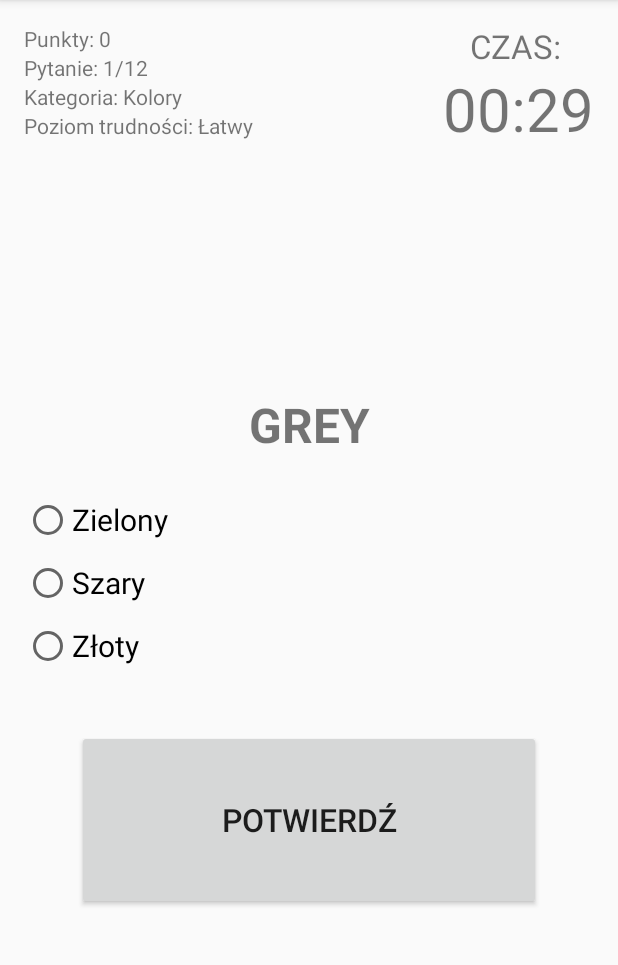
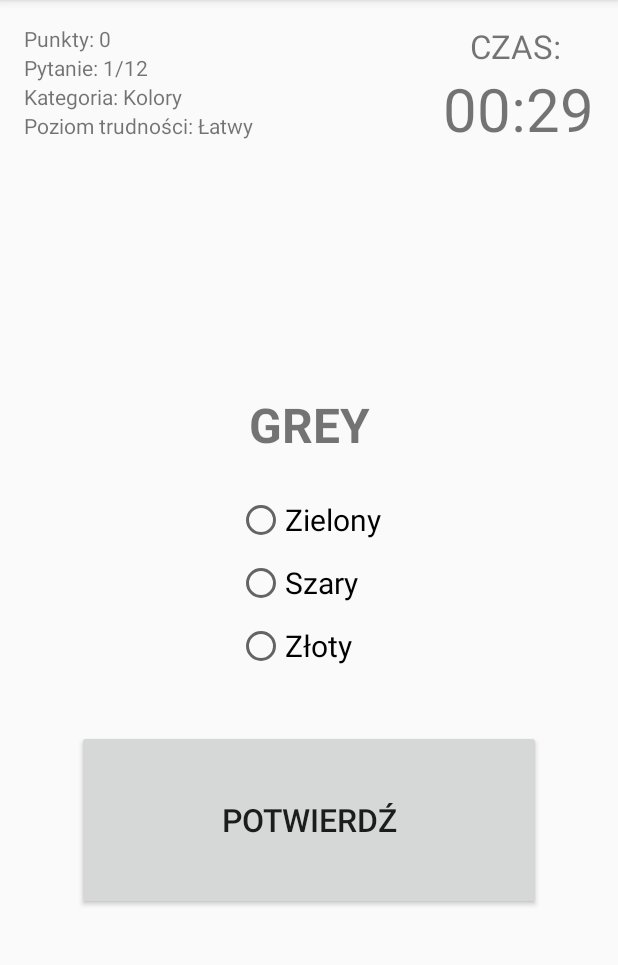
Before and after one commit to Presariio/Inglisz, an Android app: the screen it shows after launch (QuizActivity), after a tap on "ROZPOCZNIJ QUIZ", on a phone screen of 412 x 824 dp, the part 84-1049 px from its top. Run offline under Robolectric (Android 15) with nearby library versions, the phone set to English and light mode, and no system bars.

```diff
--- a/app/src/main/java/com/example/myapplication/Category.java
+++ b/app/src/main/java/com/example/myapplication/Category.java
@@ -1,7 +1,7 @@
 package com.example.myapplication;
 
 import androidx.annotation.NonNull;
-
+//PRZYPISANIE NUMERU ID DO KAŻDEJ KATEGORII
 public class Category {
     public static final int KOLORY = 1;
     public static final int ZWIERZETA = 2;
@@ -21,11 +21,11 @@ public class Category {
     public Category() {
 
     }
-
+    //KONSTRUKTOR KATEGORII
     public Category(String name) {
         this.name = name;
     }
-
+    //GETTERY I SETTERY
     public int getId() {
         return id;
     }
--- a/app/src/main/java/com/example/myapplication/QuizContract.java
+++ b/app/src/main/java/com/example/myapplication/QuizContract.java
@@ -6,12 +6,12 @@ public final class QuizContract {
 
     private QuizContract() {
     }
-
+    //MIEJSCE NA WSZYSTKIE PYTANIA
     public static class CategoriesTable implements BaseColumns {
         public static final String TABLE_NAME = "quiz_categories";
         public static final String COLUMN_NAME = "name";
     }
-
+    //WŁAŚCIWOŚCI PYTANIA
     public static class QuestionsTable implements BaseColumns {
         public static final String TABLE_NAME = "quiz_questions";
         public static final String COLUMN_QUESTION = "question";
--- a/app/src/main/java/com/example/myapplication/QuizDbHelper.java
+++ b/app/src/main/java/com/example/myapplication/QuizDbHelper.java
@@ -10,17 +10,17 @@ import com.example.myapplication.QuizContract.*;
 
 import java.util.ArrayList;
 import java.util.List;
-
+//ZAINICJOWANIE BAZY DANYCH
 public class QuizDbHelper extends SQLiteOpenHelper {
     private static final String DATABASE_NAME = "MyAwesomeQuiz.db";
-    private static final int DATABASE_VERSION = 15;
+    private static final int DATABASE_VERSION = 15;//PRZY KAŻDEJ AKTUALIZACJI BAZY PYTAŃ JEJ WERSJA WZRASTA O 1.
 
 
 
     private static QuizDbHelper instance;
 
     private SQLiteDatabase db;
-
+    //KONSTRUKTOR PRZY TWORZENIU BAZY DANYCH
     private QuizDbHelper(Context context) {
         super(context, DATABASE_NAME, null, DATABASE_VERSION);
     }
@@ -31,7 +31,7 @@ public class QuizDbHelper extends SQLiteOpenHelper {
         }
         return instance;
     }
-
+    //WPISYWANIE BAZY DANYCH DO SQLa
     @Override
     public void onCreate(SQLiteDatabase db) {
         this.db = db;
@@ -62,7 +62,7 @@ public class QuizDbHelper extends SQLiteOpenHelper {
         fillCategoriesTable();
         fillQuestionsTable();
     }
-
+    //AKTUALIZUJE BAZĘ PYTAŃ TWORZĄC JĄ OD NOWA
     @Override
     public void onUpgrade(SQLiteDatabase db, int oldVersion, int newVersion) {
         db.execSQL("DROP TABLE IF EXISTS " + CategoriesTable.TABLE_NAME);
@@ -75,7 +75,7 @@ public class QuizDbHelper extends SQLiteOpenHelper {
         super.onConfigure(db);
         db.setForeignKeyConstraintsEnabled(true);
     }
-
+    //WCZYTYWANIE KATEGORII
     private void fillCategoriesTable() {
         Category c1 = new Category("Kolory");
         insertCategory(c1);
@@ -117,9 +117,10 @@ public class QuizDbHelper extends SQLiteOpenHelper {
         cv.put(CategoriesTable.COLUMN_NAME, category.getName());
         db.insert(CategoriesTable.TABLE_NAME, null, cv);
     }
-
+    //MIEJSCE NA WPISYWANIE NOWYCH PYTAŃ, KTÓRE WYPEŁNIĄ BAZĘ DANYCH W TRAKCIE URUCHAMIANIA APLIKACJI
     private void fillQuestionsTable() {
-
+    //KAŻDE PYTANIE SKŁADA SIĘ Z TREŚCI PYTANIA, TRZECH ODPOWIEDZI (Z CZEGO TYLKO JEDNA JEST
+        // POPRAWNA), NUMERU ID, POZIOMU TRUDNOŚCI I KATEGORII.
         Question q1 = new Question("BLACK:",
                 "Czarny", "Niebieski", "Pomarańczowy", 1,
                 Question.DIFFICULTY_EASY, Category.KOLORY);
@@ -2784,7 +2785,7 @@ public class QuizDbHelper extends SQLiteOpenHelper {
             insertQuestion(question);
         }
     }
-
+    //WSTAWIANIE PYTANIA DO BAZY DANYCH
     private void insertQuestion(Question question) {
         ContentValues cv = new ContentValues();
         cv.put(QuestionsTable.COLUMN_QUESTION, question.getQuestion());
@@ -2796,7 +2797,7 @@ public class QuizDbHelper extends SQLiteOpenHelper {
         cv.put(QuestionsTable.COLUMN_CATEGORY_ID, question.getCategoryID());
         db.insert(QuestionsTable.TABLE_NAME, null, cv);
     }
-
+    //METODA POZWALAJĄCA NA DOSTĘP DO KATEGORII
     public List<Category> getAllCategories() {
         List<Category> categoryList = new ArrayList<>();
         db = getReadableDatabase();
@@ -2814,7 +2815,7 @@ public class QuizDbHelper extends SQLiteOpenHelper {
         c.close();
         return categoryList;
     }
-
+    //METODA POZWALAJĄCA NA DOSTĘP DO PYTAŃ Z BAZY DANYCH
     public ArrayList<Question> getAllQuestions() {
         ArrayList<Question> questionList = new ArrayList<>();
         db = getReadableDatabase();
--- a/app/src/main/res/layout/activity_quiz.xml
+++ b/app/src/main/res/layout/activity_quiz.xml
@@ -76,7 +76,8 @@
         android:id="@+id/radio_group"
         android:layout_width="wrap_content"
         android:layout_height="wrap_content"
-        android:layout_centerVertical="true">
+        android:layout_centerVertical="true"
+        android:layout_centerHorizontal="true">
 
         <RadioButton
             android:id="@+id/radio_button1"
--- a/build.gradle
+++ b/build.gradle
@@ -8,7 +8,7 @@ buildscript {
 
     }
     dependencies {
-        classpath 'com.android.tools.build:gradle:3.6.3'
+        classpath 'com.android.tools.build:gradle:4.0.0'
 
 
         // NOTE: Do not place your application dependencies here; they belong
```
Also changed, not shown: app/src/main/java/com/example/myapplication/MainActivity.java (+4 -4 lines), app/src/main/java/com/example/myapplication/Question.java (+4 -4 lines), app/src/main/java/com/example/myapplication/QuizActivity.java (+11 -11 lines), gradle/wrapper/gradle-wrapper.properties.
